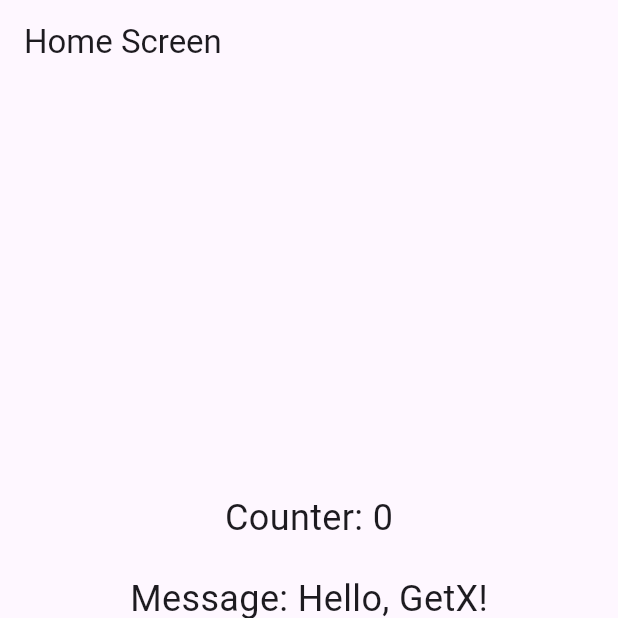
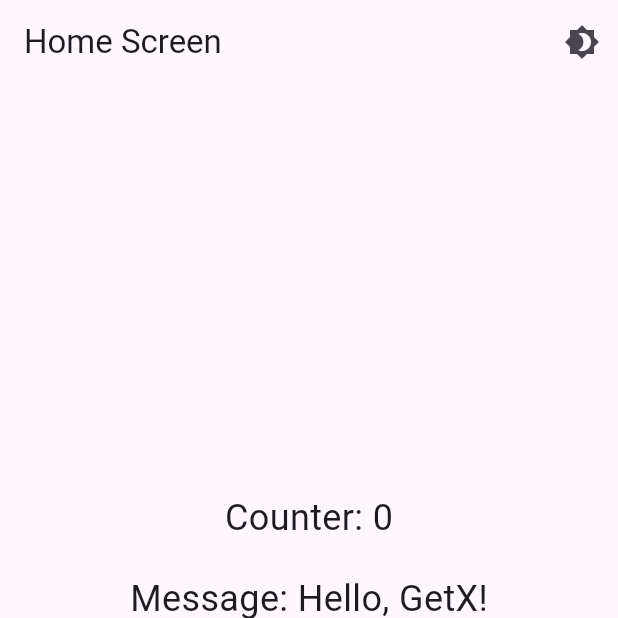
Before and after one commit to Priyankpanchal63/GetxTwoCtrl, a Flutter app: the screen it shows after launch, on a phone screen of 412 x 824 dp, the top half of it. Run offline on Flutter 3.47's test engine with Material 3 defaults, Android fonts, the phone set to English and light mode, and no system bars; our stand-ins replace get.

Commit message:
Second commit

```diff
--- a/lib/HomeScreen.dart
+++ b/lib/HomeScreen.dart
@@ -1,7 +1,9 @@
 import 'package:flutter/material.dart';
 import 'package:get/get.dart';
+import 'package:getxtwoctrl/themeCtrl.dart';
+import 'counte_screen.dart';
 
-import 'counte_screen.dart';
+
 import 'counter_controller.dart';
 import 'item_list_controller.dart';
 import 'messageScreen.dart';
@@ -12,10 +14,22 @@ class HomeScreen extends StatelessWidget {
   Widget build(BuildContext context) {
     final CounterController counterController = Get.put(CounterController());
     final MessageController messageController = Get.put(MessageController());
+    final ThemeController themeController = Get.find();
 
     return Scaffold(
       appBar: AppBar(
         title: Text('Home Screen'),
+        actions: [
+          IconButton(
+            icon: Icon(Icons.brightness_4),
+            onPressed: () {
+              // Toggle theme
+              themeController.isDarkTheme.value = !themeController.isDarkTheme.value;
+              Get.changeThemeMode(
+                  themeController.isDarkTheme.value ? ThemeMode.dark : ThemeMode.light);
+            },
+          ),
+        ],
       ),
       body: Center(
         child: Column(
--- a/lib/main.dart
+++ b/lib/main.dart
@@ -1,5 +1,6 @@
 import 'package:flutter/material.dart';
 import 'package:get/get.dart';
+import 'package:getxtwoctrl/themeCtrl.dart';
 
 import 'HomeScreen.dart';
 
@@ -12,11 +13,14 @@ class MyApp extends StatelessWidget {
   @override
   Widget build(BuildContext context) {
     return GetMaterialApp(
-      title: 'Flutter GetX Example',
-      theme: ThemeData(
-        primarySwatch: Colors.blue,
-      ),
+      title: 'Flutter Demo',
+      theme: ThemeData.light(),
+      darkTheme: ThemeData.dark(),
+      themeMode: ThemeMode.light, // Default to light mode
       home: HomeScreen(),
+      initialBinding: BindingsBuilder(() {
+        Get.put(ThemeController());
+      }),
     );
   }
 }
--- /dev/null
+++ b/lib/themeCtrl.dart
@@ -0,0 +1,11 @@
+import 'package:flutter/material.dart';
+import 'package:get/get.dart';
+
+class ThemeController extends GetxController {
+  var isDarkTheme = false.obs;
+
+  void toggleTheme() {
+    isDarkTheme.value = !isDarkTheme.value;
+    Get.changeThemeMode(isDarkTheme.value ? ThemeMode.dark : ThemeMode.light);
+  }
+}
```
